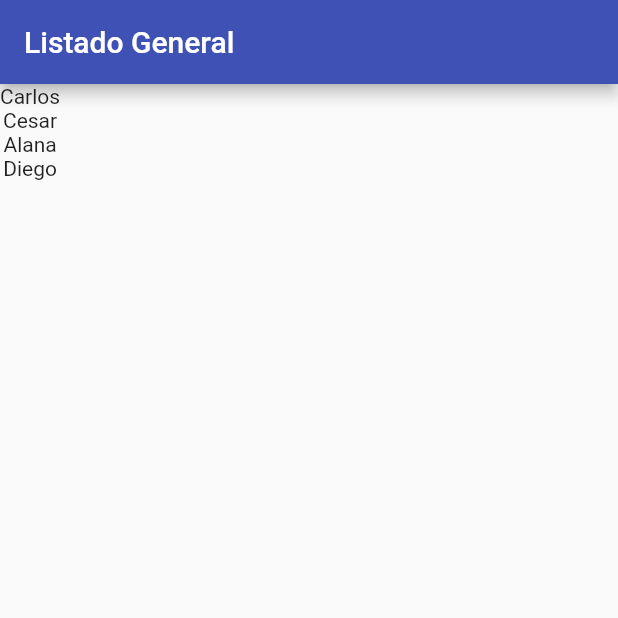
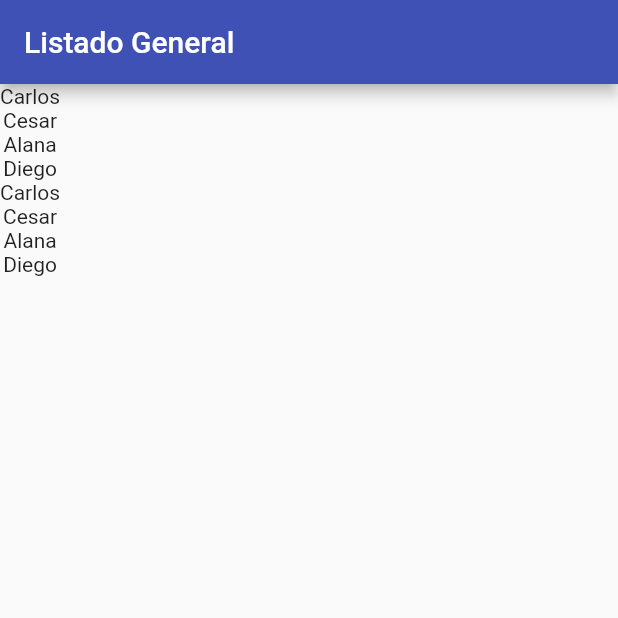
Before and after one commit to stark-ace-1891/tf05c_0012_state2, a Flutter app: the screen it shows after launch, on a phone screen of 412 x 824 dp, the top half of it. Run offline on Flutter 3.47's test engine with Material 2 defaults, Android fonts, the phone set to English and light mode, and no system bars.

Commit message:
Usando List.generate

```diff
--- a/lib/main.dart
+++ b/lib/main.dart
@@ -15,6 +15,10 @@ class MyApp extends StatelessWidget {
 
 class HomePage extends StatelessWidget {
   List<String> nombres = [
+    "Carlos",
+    "Cesar",
+    "Alana",
+    "Diego",
     "Carlos",
     "Cesar",
     "Alana",
@@ -37,12 +41,8 @@ class HomePage extends StatelessWidget {
       ),
       body: Column(
         // children: items,
-        children: [
-          Text(nombres[0]),
-          Text(nombres[1]),
-          Text(nombres[2]),
-          Text(nombres[3]),
-        ],
+        children:
+            List.generate(nombres.length, (index) => Text(nombres[index])),
       ),
     );
   }
```
